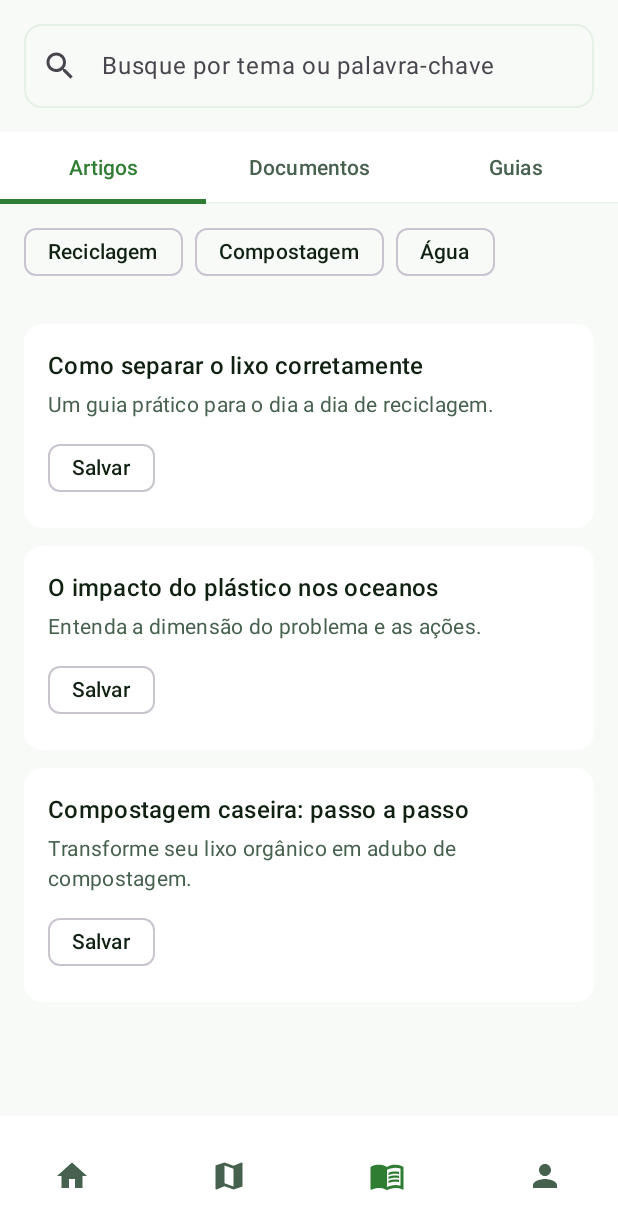
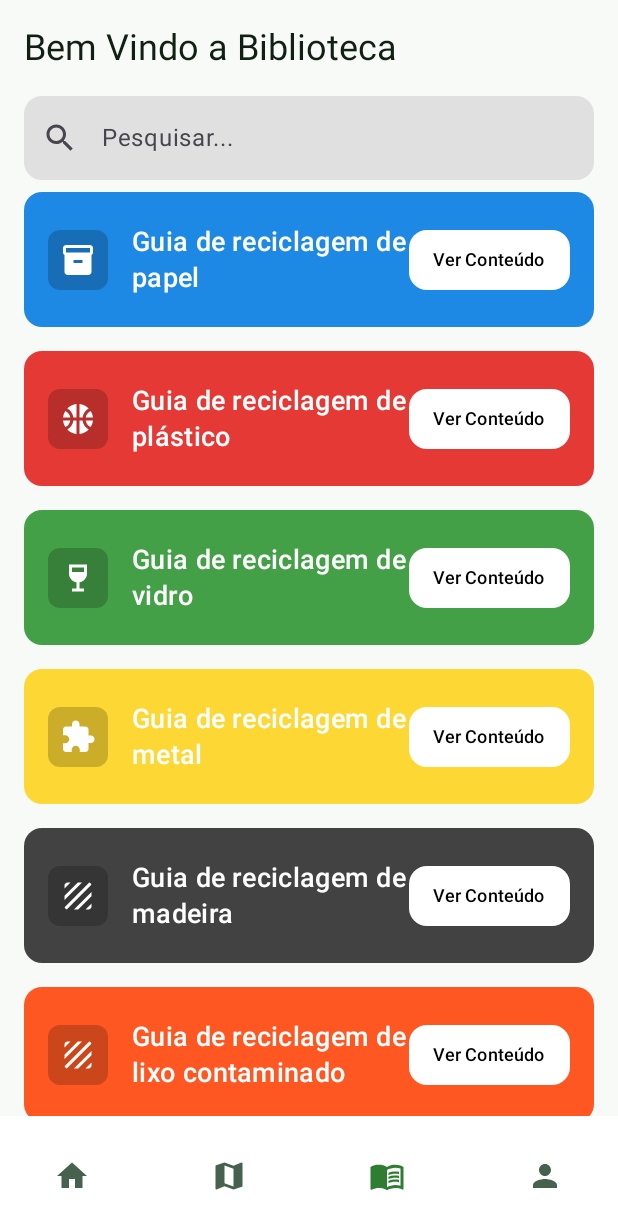
Before and after one commit to Ciencia-da-Computacao-4-Semestre-Mobile/ecolab, an Android app built with Jetpack Compose: the LibraryScreen screen opened through its navigation route, on a phone screen of 412 x 824 dp. Shown: the top 1229 px of the screen. Run offline under Robolectric (Android 15) with nearby library versions, the phone set to English and light mode, and no system bars; our stand-ins replace Dagger/Hilt's generated code, Firebase (no records; nobody signed in at launch, a user with empty details on screens opened directly), accompanist.

Commit message:
Mudança da interface da biblioteca

```diff
--- a/app/src/main/java/com/example/ecolab/feature/library/LibraryViewModel.kt
+++ b/app/src/main/java/com/example/ecolab/feature/library/LibraryViewModel.kt
@@ -1,21 +1,116 @@
-package com.example.ecolab.feature.library
+package com.example.ecolab.feature.library // Adapte o nome do pacote
 
+import androidx.compose.material.icons.Icons
+import androidx.compose.material.icons.filled.*
+import androidx.compose.ui.graphics.Color
+import androidx.compose.ui.graphics.vector.ImageVector
 import androidx.lifecycle.ViewModel
+import androidx.lifecycle.viewModelScope
 import kotlinx.coroutines.flow.MutableStateFlow
-import kotlinx.coroutines.flow.asStateFlow
+import kotlinx.coroutines.flow.StateFlow
+import kotlinx.coroutines.launch
+import java.util.UUID
 
-data class Article(val id: Int, val title: String, val summary: String)
-data class LibraryUiState(val articles: List<Article> = emptyList())
+// 1. Novo Modelo de Dados para os Guias
+data class GuideItem(
+    val id: String = UUID.randomUUID().toString(),
+    val title: String,
+    val author: String,
+    val description: String,
+    val url: String, // A URL que será carregada no WebView
+    val category: String // Ajuda a determinar cor/ícone
+)
 
+// Estrutura de Estado para a UI
+data class LibraryUiState(
+    val guides: List<GuideItem> = emptyList(),
+    val searchQuery: String = "",
+    val isLoading: Boolean = false,
+    val errorMessage: String? = null
+)
+
+// 2. ViewModel
 class LibraryViewModel : ViewModel() {
-    private val _uiState = MutableStateFlow(
-        LibraryUiState(
-            articles = listOf(
-                Article(1, "Como separar o lixo corretamente", "Um guia prático para o dia a dia de reciclagem."),
-                Article(2, "O impacto do plástico nos oceanos", "Entenda a dimensão do problema e as ações."),
-                Article(3, "Compostagem caseira: passo a passo", "Transforme seu lixo orgânico em adubo de compostagem.")
+    private val _uiState = MutableStateFlow(LibraryUiState())
+    val uiState: StateFlow<LibraryUiState> = _uiState
+
+    init {
+        loadGuides()
+    }
+
+    // Simulação do carregamento de dados do banco de dados/servidor
+    private fun loadGuides() {
+
+        viewModelScope.launch {
+            // Em uma aplicação real, você faria uma chamada de API ou acesso ao DB aqui.
+            val loadedGuides = listOf(
+                GuideItem(
+                    title = "Guia de reciclagem de papel", author = "EcoTeam", description = "Tudo sobre como reciclar papel.",
+                    url = "https://pt.wikipedia.org/wiki/Reciclagem_de_papel", category = "papel"
+                ),
+                GuideItem(
+                    title = "Guia de reciclagem de plástico", author = "GreenCorp", description = "Evite o descarte incorreto de plásticos.",
+                    url = "https://pt.wikipedia.org/wiki/Reciclagem_de_pl%C3%A1stico", category = "plastico"
+                ),
+                GuideItem(
+                    title = "Guia de reciclagem de vidro", author = "Recicla Brasil", description = "Dicas e cuidados com o vidro.",
+                    url = "https://pt.wikipedia.org/wiki/Reciclagem_de_vidro", category = "vidro"
+                ),
+                GuideItem(
+                    title = "Guia de reciclagem de metal", author = "EcoTeam", description = "Metal: um recurso valioso.",
+                    url = "https://pt.wikipedia.org/wiki/Reciclagem_de_metal", category = "metal"
+                ),
+                GuideItem(
+                    title = "Guia de reciclagem de madeira", author = "WoodSave", description = "O ciclo de vida da madeira.",
+                    url = "https://pt.wikipedia.org/wiki/Reciclagem_de_madeira", category = "madeira"
+                ),
+                GuideItem(
+                    title = "Guia de reciclagem de lixo contaminado", author = "WoodSave", description = "O ciclo de vida da madeira.",
+                    url = "https://pt.wikipedia.org/wiki/Reciclagem_de_madeira", category = "perigoso"
+                ),
+                GuideItem(
+                    title = "Guia de reciclagem de lixo hospitalar", author = "WoodSave", description = "O ciclo de vida da madeira.",
+                    url = "https://pt.wikipedia.org/wiki/Reciclagem_de_madeira", category = "hospitalar"
+                ),
+                GuideItem(
+                    title = "Guia de reciclagem de lixo radioativo", author = "WoodSave", description = "O ciclo de vida da madeira.",
+                    url = "https://pt.wikipedia.org/wiki/Reciclagem_de_madeira", category = "radioativo"
+                ),
+                GuideItem(
+                    title = "Guia de reciclagem de lixo organico", author = "WoodSave", description = "O ciclo de vida da madeira.",
+                    url = "https://pt.wikipedia.org/wiki/Reciclagem_de_madeira", category = "organico"
+                ),
+                GuideItem(
+                    title = "Guia de reciclagem de lixo não reciclavel", author = "WoodSave", description = "O ciclo de vida da madeira.",
+                    url = "https://pt.wikipedia.org/wiki/Reciclagem_de_madeira", category = "naoreciclavel"
+                ),
+                GuideItem(
+                    title = "Artigo de reciclagem de lixo não reciclavel", author = "WoodSave", description = "O ciclo de vida da madeira.",
+                    url = "https://pt.wikipedia.org/wiki/Reciclagem_de_madeira", category = "artigo"
+                ),
             )
-        )
-    )
-    val uiState = _uiState.asStateFlow()
+            _uiState.value = _uiState.value.copy(guides = loadedGuides, isLoading = false)
+        }
+    }
+
+    fun updateSearchQuery(query: String) {
+        _uiState.value = _uiState.value.copy(searchQuery = query)
+    }
+
+    // Função que aplica a cor e ícone baseados na categoria (para consistência do UI)
+    fun getGuideVisuals(guide: GuideItem): Pair<Color, ImageVector> {
+        return when (guide.category.lowercase()) {
+            "papel" -> Pair(Color(0xFF1E88E5), Icons.Default.Inventory2) // Azul
+            "plastico" -> Pair(Color(0xFFE53935), Icons.Default.SportsBasketball) // Vermelho
+            "vidro" -> Pair(Color(0xFF43A047), Icons.Default.WineBar) // Verde
+            "metal" -> Pair(Color(0xFFFDD835), Icons.Default.Extension) // Amarelo
+            "madeira" -> Pair(Color(0xFF424242), Icons.Default.Texture)// Preto/Cinza
+            "perigoso" -> Pair(Color(0xFFFF5722), Icons.Default.Texture)
+            "hospitalar" -> Pair(Color(0xFFBDBDBD), Icons.Default.Texture)
+            "radioativo" -> Pair(Color(0xFF673AB7), Icons.Default.Texture)
+            "organico" -> Pair(Color(0xFF964B00), Icons.Default.Texture)
+            "naoreciclavel" -> Pair(Color(0xFF575757), Icons.Default.Texture)
+            else -> Pair(Color(0xFF00BCD4), Icons.Default.MenuBook) // artigo
+        }
+    }
 }
--- a/app/src/main/java/com/example/ecolab/ui/navigation/NavGraph.kt
+++ b/app/src/main/java/com/example/ecolab/ui/navigation/NavGraph.kt
@@ -77,7 +77,7 @@ fun AppNavHost(
                 )
             }
             composable(BottomNavItem.Map.route) { MapScreen() }
-            composable(BottomNavItem.Library.route) { LibraryScreen() }
+            composable(BottomNavItem.Library.route) { LibraryScreen(onGuideClick = {}) }
             composable(BottomNavItem.Profile.route) {
                 ProfileScreen(
                     onEditProfileClick = { navController.navigate("edit_profile") },
--- a/app/src/main/java/com/example/ecolab/ui/screens/LibraryScreen.kt
+++ b/app/src/main/java/com/example/ecolab/ui/screens/LibraryScreen.kt
@@ -1,5 +1,6 @@
 package com.example.ecolab.ui.screens
 
+import androidx.compose.foundation.background
 import androidx.compose.foundation.layout.*
 import androidx.compose.foundation.lazy.LazyColumn
 import androidx.compose.foundation.lazy.items
@@ -10,111 +11,162 @@ import androidx.compose.material3.*
 import androidx.compose.runtime.*
 import androidx.compose.ui.Alignment
 import androidx.compose.ui.Modifier
+import androidx.compose.ui.graphics.Color
+import androidx.compose.ui.graphics.vector.ImageVector
 import androidx.compose.ui.unit.dp
+import androidx.compose.ui.unit.sp
 import androidx.lifecycle.viewmodel.compose.viewModel
-import com.example.ecolab.feature.library.Article
+import com.example.ecolab.feature.library.GuideItem
 import com.example.ecolab.feature.library.LibraryViewModel
-import com.example.ecolab.ui.theme.Palette
+// Remova o import desnecessário de Palette se não estiver a usar mais
+// import com.example.ecolab.ui.theme.Palette
+
 
 @OptIn(ExperimentalMaterial3Api::class)
 @Composable
-fun LibraryScreen(viewModel: LibraryViewModel = viewModel()) {
+fun LibraryScreen(
+    // Recebe a ação de navegação para a URL (que abrirá o WebView)
+    onGuideClick: (url: String) -> Unit,
+    viewModel: LibraryViewModel = viewModel()
+) {
+    // Coleta o estado do ViewModel
     val uiState by viewModel.uiState.collectAsState()
-    var searchQuery by remember { mutableStateOf("") }
-    var selectedTabIndex by remember { mutableStateOf(0) }
-    val tabs = listOf("Artigos", "Documentos", "Guias")
 
-    val filteredArticles = uiState.articles.filter {
-        it.title.contains(searchQuery, ignoreCase = true)
+    // Filtra a lista com base no termo de pesquisa
+    val filteredGuides = uiState.guides.filter {
+        it.title.contains(uiState.searchQuery, ignoreCase = true) ||
+                it.description.contains(uiState.searchQuery, ignoreCase = true)
     }
 
-    Column(modifier = Modifier.fillMaxSize()) {
-        OutlinedTextField(
-            value = searchQuery,
-            onValueChange = { searchQuery = it },
+    Scaffold(
+        topBar = {
+            Column(
                 modifier = Modifier
                     .fillMaxWidth()
-                .padding(16.dp),
-            placeholder = { Text("Busque por tema ou palavra-chave") },
-            leadingIcon = { Icon(Icons.Default.Search, contentDescription = "Busca") },
+                    .padding(top = 16.dp, start = 16.dp, end = 16.dp)
+            ) {
+                Text(
+                    text = "Bem Vindo a Biblioteca ",
+                    style = MaterialTheme.typography.headlineSmall,
+                    color = MaterialTheme.colorScheme.onSurface
+                )
+                Spacer(modifier = Modifier.height(16.dp))
+                // Campo de pesquisa
+                TextField(
+                    value = uiState.searchQuery,
+                    onValueChange = { viewModel.updateSearchQuery(it) }, // Atualiza o estado da busca no ViewModel
+                    modifier = Modifier.fillMaxWidth(),
+                    placeholder = { Text("Pesquisar...") },
+                    leadingIcon = { Icon(Icons.Default.Search, contentDescription = "Pesquisar") },
                     singleLine = true,
                     shape = RoundedCornerShape(12.dp),
-            colors = OutlinedTextFieldDefaults.colors(
-                unfocusedBorderColor = Palette.divider,
-                focusedBorderColor = Palette.primary
+                    colors = TextFieldDefaults.colors(
+                        focusedContainerColor = Color(0xFFE0E0E0),
+                        unfocusedContainerColor = Color(0xFFE0E0E0),
+                        focusedIndicatorColor = Color.Transparent,
+                        unfocusedIndicatorColor = Color.Transparent,
+                        disabledIndicatorColor = Color.Transparent,
                     )
                 )
-
-        TabRow(
-            selectedTabIndex = selectedTabIndex,
-            containerColor = Palette.surface,
-            contentColor = Palette.primary,
-            divider = { HorizontalDivider(color = Palette.divider) }
-        ) {
-            tabs.forEachIndexed { index, title ->
-                Tab(
-                    selected = selectedTabIndex == index,
-                    onClick = { selectedTabIndex = index },
-                    text = { Text(title) },
-                    selectedContentColor = Palette.primary,
-                    unselectedContentColor = Palette.textMuted
-                )
+            }
+        },
+        content = { paddingValues ->
+            when {
+                uiState.isLoading -> {
+                    Box(Modifier.fillMaxSize().padding(paddingValues), contentAlignment = Alignment.Center) {
+                        CircularProgressIndicator()
                     }
                 }
-
-        if (selectedTabIndex == 0) { // Only show content for "Artigos"
-            ChipGroup()
-            if (filteredArticles.isEmpty()) {
-                Box(Modifier.fillMaxSize(), contentAlignment = Alignment.Center) {
-                    Text("Nenhum artigo encontrado.", color = Palette.textMuted)
-                }
-            } else {
-                LazyColumn(
-                    contentPadding = PaddingValues(16.dp),
-                    verticalArrangement = Arrangement.spacedBy(12.dp)
-                ) {
-                    items(filteredArticles) { article ->
-                        ArticleCard(article)
+                filteredGuides.isEmpty() -> {
+                    Box(Modifier.fillMaxSize().padding(paddingValues), contentAlignment = Alignment.Center) {
+                        Text("Nenhum guia encontrado para \"${uiState.searchQuery}\".")
                     }
                 }
-            }
-        } else {
-            Box(Modifier.fillMaxSize(), contentAlignment = Alignment.Center) {
-                Text("${tabs[selectedTabIndex]} em breve.", color = Palette.textMuted)
+                else -> {
+                    LazyColumn(
+                        contentPadding = PaddingValues(top = 8.dp, bottom = 16.dp, start = 16.dp, end = 16.dp),
+                        verticalArrangement = Arrangement.spacedBy(16.dp),
+                        modifier = Modifier.padding(paddingValues)
+                    ) {
+                        items(filteredGuides, key = { it.id }) { guide ->
+                            // Passa o guide, a função para obter cor/ícone e a ação de clique.
+                            val (color, icon) = viewModel.getGuideVisuals(guide)
+                            GuideCard(
+                                guide = guide,
+                                cardColor = color,
+                                cardIcon = icon,
+                                onClick = { onGuideClick(guide.url) } // Passa a URL para a função de navegação
+                            )
                         }
                     }
                 }
             }
+        },
+    )
+}
 
-@OptIn(ExperimentalMaterial3Api::class)
+// 3. Componente GuideCard Atualizado
 @Composable
-private fun ChipGroup() {
+fun GuideCard(
+    guide: GuideItem,
+    cardColor: Color,
+    cardIcon: ImageVector,
+    onClick: () -> Unit // Ação de clique do botão
+) {
+    Card(
+        modifier = Modifier
+            .fillMaxWidth()
+            .height(90.dp),
+        shape = RoundedCornerShape(12.dp),
+        colors = CardDefaults.cardColors(containerColor = cardColor),
+        onClick = onClick // Você pode querer que o cartão inteiro seja clicável
+    ) {
         Row(
             modifier = Modifier
-            .fillMaxWidth()
-            .padding(horizontal = 16.dp, vertical = 8.dp),
-        horizontalArrangement = Arrangement.spacedBy(8.dp)
+                .fillMaxSize()
+                .padding(16.dp),
+            verticalAlignment = Alignment.CenterVertically,
+            horizontalArrangement = Arrangement.SpaceBetween
         ) {
-        AssistChip(onClick = { /* TODO */ }, label = { Text("Reciclagem") })
-        AssistChip(onClick = { /* TODO */ }, label = { Text("Compostagem") })
-        AssistChip(onClick = { /* TODO */ }, label = { Text("Água") })
-    }
+            // Seção de Ícone e Texto
+            Row(
+                verticalAlignment = Alignment.CenterVertically,
+                modifier = Modifier.weight(1f)
+            ) {
+                // Ícone
+                Icon(
+                    imageVector = cardIcon, // Ícone dinâmico
+                    contentDescription = null,
+                    tint = Color.White,
+                    modifier = Modifier
+                        .size(40.dp)
+                        .background(Color.Black.copy(alpha = 0.2f), RoundedCornerShape(8.dp))
+                        .padding(8.dp)
+                )
+
+                Spacer(modifier = Modifier.width(16.dp))
+
+                // Título
+                Text(
+                    text = guide.title, // Título dinâmico
+                    color = Color.White,
+                    style = MaterialTheme.typography.titleMedium.copy(fontSize = 18.sp)
+                )
             }
 
-@Composable
-private fun ArticleCard(article: Article) {
-    Card(
-        modifier = Modifier.fillMaxWidth(),
-        elevation = CardDefaults.cardElevation(0.dp),
+            // Botão "Ver Conteúdo"
+            Button(
+                onClick = onClick, // Usa a função passada, que abrirá o WebView
                 shape = RoundedCornerShape(12.dp),
-        colors = CardDefaults.cardColors(containerColor = Palette.surface)
+                colors = ButtonDefaults.buttonColors(
+                    containerColor = Color.White,
+                    contentColor = Color.Black
+                ),
+                contentPadding = PaddingValues(horizontal = 16.dp, vertical = 8.dp),
+                modifier = Modifier.wrapContentWidth()
             ) {
-        Column(Modifier.padding(16.dp)) {
-            Text(article.title, style = MaterialTheme.typography.titleMedium, color = Palette.text)
-            Spacer(Modifier.height(4.dp))
-            Text(article.summary, style = MaterialTheme.typography.bodyMedium, color = Palette.textMuted)
-            Spacer(Modifier.height(8.dp))
-            AssistChip(onClick = { /*TODO*/ }, label = { Text("Salvar") })
+                Text("Ver Conteúdo", fontSize = 12.sp)
             }
         }
     }
+}
```
Lines whose indentation alone changed are shown as unchanged.
